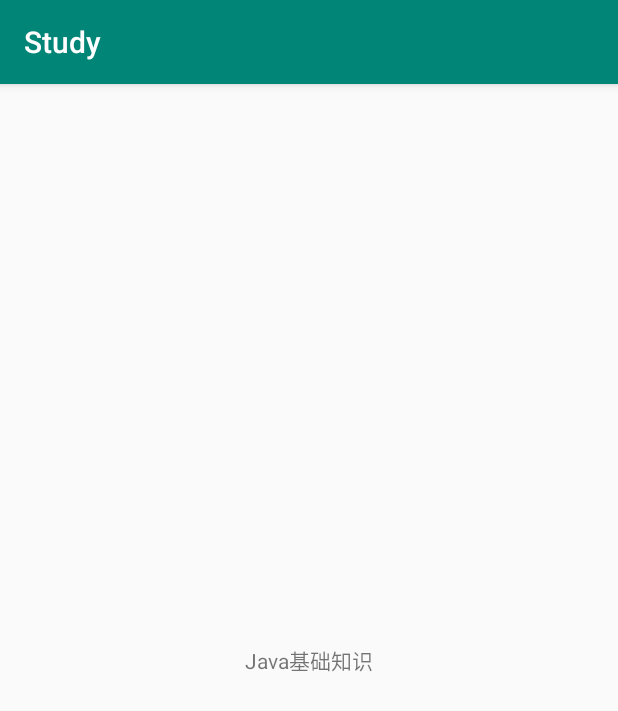
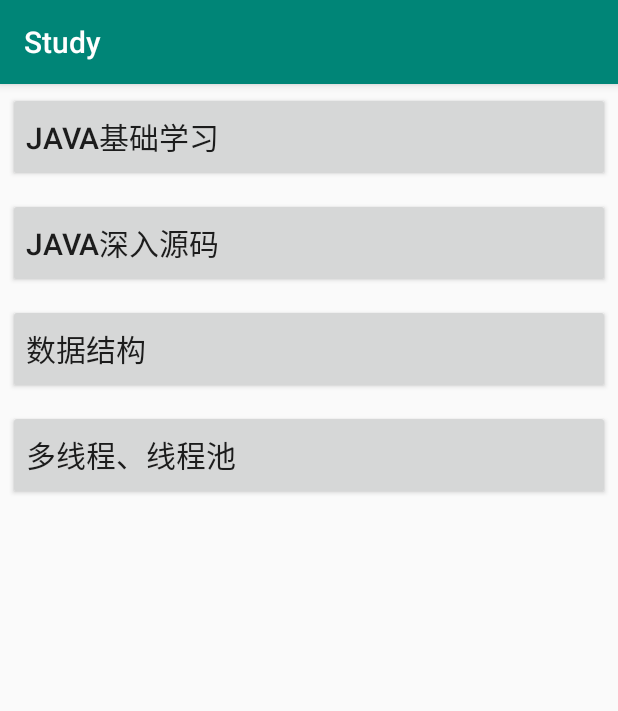
Before and after one commit to YinWuteng/StudyApp, an Android app: the JavaActivity screen opened directly, with no data from a screen before it, on a phone screen of 412 x 824 dp. Shown: the top 711 px of the screen. Run offline under Robolectric (Android 15) with nearby library versions, the phone set to English and light mode, and no system bars.

Commit message:
上传配置资源文件

```diff
--- a/app/src/main/java/com/study/java/JavaActivity.java
+++ b/app/src/main/java/com/study/java/JavaActivity.java
@@ -3,10 +3,14 @@ package com.study.java;
 import com.study.R;
 import com.study.base.BaseActivity;
 
+import java.util.ArrayList;
+import java.util.List;
+
 /**
  * Java基础
  */
 public class JavaActivity extends BaseActivity {
+
     @Override
     protected int getLayoutId() {
         return R.layout.activity_java;
--- a/app/src/main/res/layout/activity_java.xml
+++ b/app/src/main/res/layout/activity_java.xml
@@ -1,11 +1,45 @@
 <?xml version="1.0" encoding="utf-8"?>
-<RelativeLayout
-    xmlns:android="http://schemas.android.com/apk/res/android" android:layout_width="match_parent"
+<ScrollView xmlns:android="http://schemas.android.com/apk/res/android"
+    android:layout_width="match_parent"
     android:layout_height="match_parent">
-<TextView
-    android:layout_width="wrap_content"
-    android:layout_height="wrap_content"
-    android:text="Java基础知识"
-    android:layout_centerInParent="true"
-    />
-</RelativeLayout>
+
+    <LinearLayout
+        android:layout_width="match_parent"
+        android:layout_height="wrap_content"
+        android:orientation="vertical">
+
+        <Button
+            android:id="@+id/tv_java"
+            android:layout_width="match_parent"
+            android:layout_height="@dimen/dp_60"
+            android:layout_margin="@dimen/dp_5"
+            android:gravity="center_vertical"
+            android:text="Java基础学习"
+            android:textSize="@dimen/sp_20"
+             />
+        <Button
+            android:layout_width="match_parent"
+            android:layout_height="@dimen/dp_60"
+            android:layout_margin="@dimen/dp_5"
+            android:gravity="center_vertical"
+            android:text="Java深入源码"
+            android:textSize="@dimen/sp_20"
+            />
+        <Button
+            android:layout_width="match_parent"
+            android:layout_height="@dimen/dp_60"
+            android:layout_margin="@dimen/dp_5"
+            android:gravity="center_vertical"
+            android:text="数据结构"
+            android:textSize="@dimen/sp_20"
+            />
+        <Button
+            android:layout_width="match_parent"
+            android:layout_height="@dimen/dp_60"
+            android:layout_margin="@dimen/dp_5"
+            android:gravity="center_vertical"
+            android:text="多线程、线程池"
+            android:textSize="@dimen/sp_20"
+            />
+    </LinearLayout>
+</ScrollView>
--- /dev/null
+++ b/app/src/main/res/values/dimens.xml
@@ -0,0 +1,10 @@
+<?xml version="1.0" encoding="utf-8"?>
+<resources>
+    <dimen name="sp_20">20sp</dimen>
+    <dimen name="sp_18">18sp</dimen>
+    <dimen name="sp_15">15sp</dimen>
+    <dimen name="dp_5">5dp</dimen>
+    <dimen name="dp_30">30dp</dimen>
+    <dimen name="dp_40">40dp</dimen>
+    <dimen name="dp_60">60dp</dimen>
+</resources>
```
